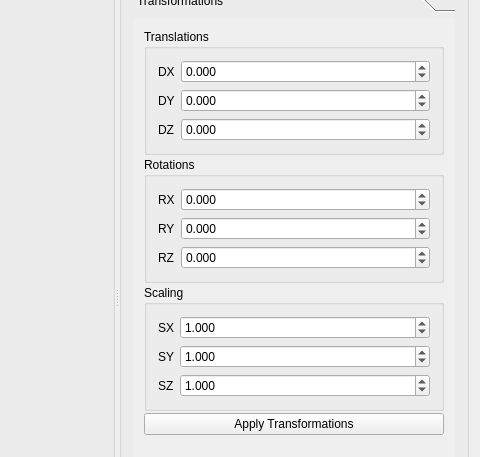
Before: the Qt Designer form ModelViewer.ui in sharjith/ModelViewer-Qt, drawn with Qt 5; both pictures show x 842 to 1322 and y 136 to 593 of the 1322 by 866 pixel window.
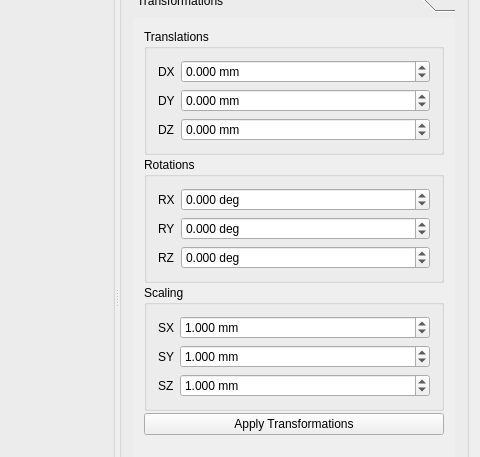
After: the same form once the commit is applied. The open tabs and pages were chosen to show the change. Icons and pictures are not drawn. Custom widgets are drawn as their Qt base class.

Commit message: Added suffixes for transformation fields

Patch:
```diff
--- a/ModelViewer.ui
+++ b/ModelViewer.ui
@@ -2364,6 +2364,9 @@
                      <verstretch>0</verstretch>
                     </sizepolicy>
                    </property>
+                   <property name="suffix">
+                    <string> mm</string>
+                   </property>
                    <property name="decimals">
                     <number>3</number>
                    </property>
@@ -2390,6 +2393,9 @@
                      <verstretch>0</verstretch>
                     </sizepolicy>
                    </property>
+                   <property name="suffix">
+                    <string> mm</string>
+                   </property>
                    <property name="decimals">
                     <number>3</number>
                    </property>
@@ -2416,6 +2422,9 @@
                      <verstretch>0</verstretch>
                     </sizepolicy>
                    </property>
+                   <property name="suffix">
+                    <string> mm</string>
+                   </property>
                    <property name="decimals">
                     <number>3</number>
                    </property>
@@ -2454,6 +2463,9 @@
                      <verstretch>0</verstretch>
                     </sizepolicy>
                    </property>
+                   <property name="suffix">
+                    <string> deg</string>
+                   </property>
                    <property name="decimals">
                     <number>3</number>
                    </property>
@@ -2480,6 +2492,9 @@
                      <verstretch>0</verstretch>
                     </sizepolicy>
                    </property>
+                   <property name="suffix">
+                    <string> deg</string>
+                   </property>
                    <property name="decimals">
                     <number>3</number>
                    </property>
@@ -2506,6 +2521,9 @@
                      <verstretch>0</verstretch>
                     </sizepolicy>
                    </property>
+                   <property name="suffix">
+                    <string> deg</string>
+                   </property>
                    <property name="decimals">
                     <number>3</number>
                    </property>
@@ -2544,6 +2562,9 @@
                      <verstretch>0</verstretch>
                     </sizepolicy>
                    </property>
+                   <property name="suffix">
+                    <string> mm</string>
+                   </property>
                    <property name="decimals">
                     <number>3</number>
                    </property>
@@ -2573,6 +2594,9 @@
                      <verstretch>0</verstretch>
                     </sizepolicy>
                    </property>
+                   <property name="suffix">
+                    <string> mm</string>
+                   </property>
                    <property name="decimals">
                     <number>3</number>
                    </property>
@@ -2602,6 +2626,9 @@
                      <verstretch>0</verstretch>
                     </sizepolicy>
                    </property>
+                   <property name="suffix">
+                    <string> mm</string>
+                   </property>
                    <property name="decimals">
                     <number>3</number>
                    </property>
```
